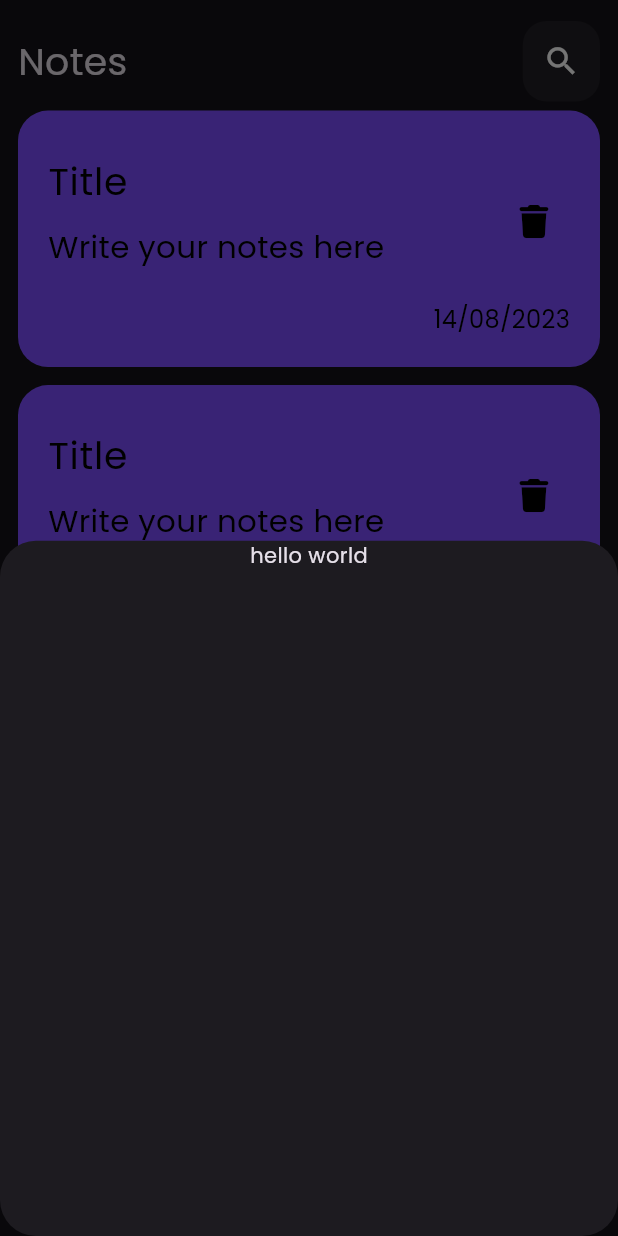
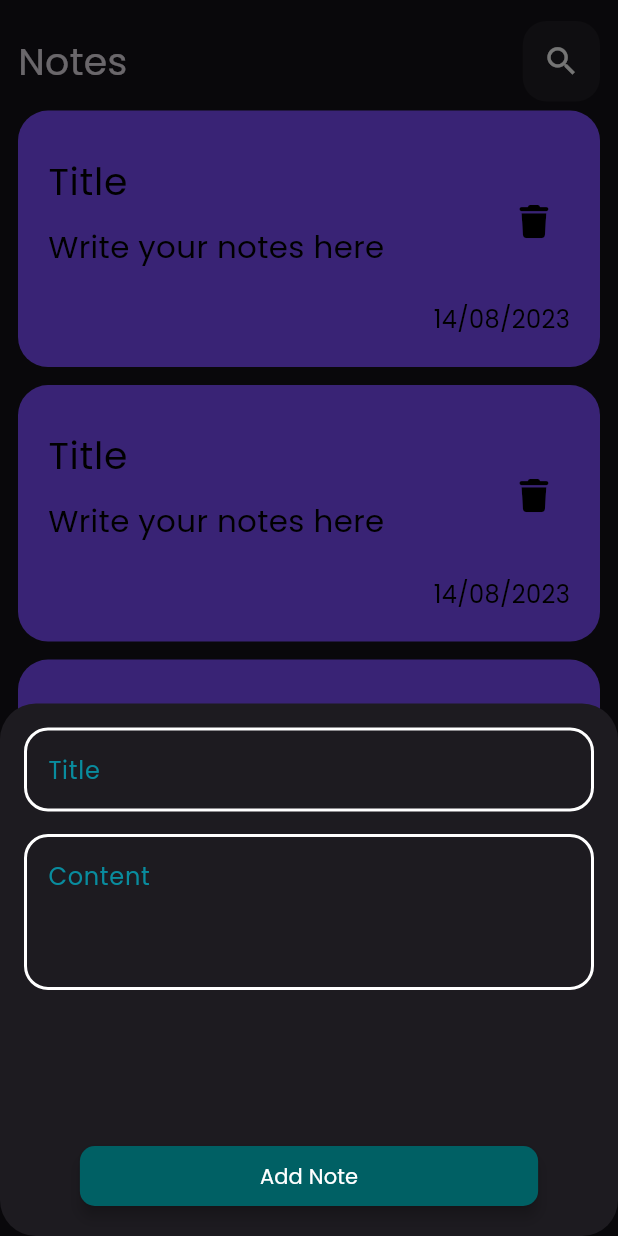
Before and after one commit to HusseinHafez/Notes-App, a Flutter app: the screen it shows after launch, after a tap on the "add" icon, on a phone screen of 412 x 824 dp. Run offline on Flutter 3.47's test engine with Material 2 defaults, Android fonts, the phone set to English and light mode, and no system bars; our stand-ins replace flutter_bloc, flutter_screenutil, font_awesome_flutter, get_it.

Commit message:
finish modal sheet

```diff
--- /dev/null
+++ b/lib/core/components/app_button.dart
@@ -0,0 +1,56 @@
+import 'package:flutter/material.dart';
+
+class AppButton extends StatelessWidget {
+  final String text;
+  final double? fontSize;
+  final double? elevation;
+  final double? horizontal;
+  final double? vertical;
+  final double? borderRadius;
+  final Color? textColor;
+  final Color? backgroundColor;
+  final Color? shadowColor;
+  final FontWeight? fontWeight;
+  final BorderSide? borderSide;
+  final VoidCallback onPressed;
+  const AppButton(
+      {super.key,
+      required this.text,
+      this.fontSize,
+      this.elevation = 4,
+      this.horizontal = 120,
+      this.vertical = 6,
+      this.borderRadius = 10,
+      this.textColor = Colors.white,
+      this.backgroundColor = Colors.cyan,
+      this.shadowColor,
+      this.fontWeight,
+      this.borderSide = BorderSide.none,
+      required this.onPressed});
+
+  @override
+  Widget build(BuildContext context) {
+    return ElevatedButton(
+      onPressed: onPressed,
+      style: ElevatedButton.styleFrom(
+        backgroundColor: backgroundColor,
+        elevation: elevation,
+        shadowColor: shadowColor,
+        shape: RoundedRectangleBorder(
+          borderRadius: BorderRadius.circular(borderRadius!),
+          side: borderSide!,
+        ),
+        padding:
+            EdgeInsets.symmetric(horizontal: horizontal!, vertical: vertical!),
+      ),
+      child: Text(
+        text,
+        style: TextStyle(
+          color: textColor,
+          fontSize: fontSize,
+          fontWeight: fontWeight,
+        ),
+      ),
+    );
+  }
+}
--- /dev/null
+++ b/lib/core/components/app_textfield.dart
@@ -0,0 +1,46 @@
+// ignore_for_file: public_member_api_docs, sort_constructors_first
+import 'package:flutter/material.dart';
+
+class AppTextField extends StatelessWidget {
+  final int? maxlines;
+  final String? hint;
+  final TextEditingController controller;
+  final Function(String)? onChanged;
+  const AppTextField({
+    Key? key,
+    this.maxlines,
+    this.hint,
+    required this.controller,
+    this.onChanged,
+  }) : super(key: key);
+
+  @override
+  Widget build(BuildContext context) {
+    return TextFormField(
+      maxLines: maxlines,
+      controller: controller,
+      onChanged: onChanged,
+      decoration: InputDecoration(
+        border: OutlineInputBorder(
+            borderRadius: BorderRadius.circular(16),
+            borderSide: const BorderSide(width: 2, color: Colors.white)),
+        enabledBorder: OutlineInputBorder(
+            borderRadius: BorderRadius.circular(16),
+            borderSide: const BorderSide(width: 2, color: Colors.white)),
+        focusedBorder: OutlineInputBorder(
+            borderRadius: BorderRadius.circular(16),
+            borderSide:
+                BorderSide(width: 2, color: Colors.cyan.withOpacity(.7))),
+        errorBorder: OutlineInputBorder(
+          borderRadius: BorderRadius.circular(16),
+          borderSide: const BorderSide(width: 2, color: Colors.red),
+        ),
+        hintText: hint,
+        hintStyle: TextStyle(
+          color: Colors.cyan.withOpacity(.7),
+          fontWeight: FontWeight.w500,
+        ),
+      ),
+    );
+  }
+}
--- /dev/null
+++ b/lib/core/utils/app_constants.dart
@@ -0,0 +1,8 @@
+import 'package:flutter/material.dart';
+import 'package:notes_app/providers/notes_controller/notes_cubit.dart';
+
+class AppConstants{
+
+  static double width=MediaQuery.of(NotesCubit.navigatorKey.currentContext!).size.width;
+  static double height=MediaQuery.of(NotesCubit.navigatorKey.currentContext!).size.height;
+}
--- /dev/null
+++ b/lib/core/utils/app_sevice_locator.dart
@@ -0,0 +1,12 @@
+
+import 'package:get_it/get_it.dart';
+import 'package:notes_app/modules/home_screen/controller/home_cubit.dart';
+import 'package:notes_app/providers/notes_controller/notes_cubit.dart';
+
+GetIt servicesLocator=GetIt.instance;
+
+Future<void> appServicesLocator()async{
+
+  servicesLocator.registerSingleton<NotesCubit>(NotesCubit());
+  servicesLocator.registerSingleton<HomeCubit>(HomeCubit());
+}
--- a/lib/main.dart
+++ b/lib/main.dart
@@ -1,5 +1,6 @@
 import 'package:flutter/material.dart';
 import 'package:flutter/services.dart';
+import 'package:notes_app/core/utils/app_sevice_locator.dart';
 import 'package:notes_app/notes_app.dart';
 
 void main() async{
@@ -10,5 +11,8 @@ void main() async{
     )
   );
   WidgetsFlutterBinding.ensureInitialized();
-  runApp(const NotesApp());
+  await appServicesLocator().then((value) {
+    runApp(const NotesApp());
+  });
+
 }
--- a/lib/modules/home_screen/controller/home_cubit.dart
+++ b/lib/modules/home_screen/controller/home_cubit.dart
@@ -1,7 +1,14 @@
-import 'package:bloc/bloc.dart';
+import 'package:flutter/material.dart';
+import 'package:flutter_bloc/flutter_bloc.dart';
+import 'package:notes_app/providers/notes_controller/notes_cubit.dart';
 
 part 'home_state.dart';
 
 class HomeCubit extends Cubit<HomeState> {
   HomeCubit() : super(HomeInitial());
+
+  static HomeCubit get()=>BlocProvider.of<HomeCubit>(NotesCubit.navigatorKey.currentContext!);
+  GlobalKey<FormState> formKey= GlobalKey<FormState>();
+  TextEditingController titleController=TextEditingController();
+  TextEditingController contentController=TextEditingController();
 }
--- a/lib/modules/home_screen/view/home_screen.dart
+++ b/lib/modules/home_screen/view/home_screen.dart
@@ -1,4 +1,6 @@
 import 'package:flutter/material.dart';
+import 'package:flutter_bloc/flutter_bloc.dart';
+import 'package:notes_app/modules/home_screen/controller/home_cubit.dart';
 import 'package:notes_app/modules/home_screen/view/widgets/add_note_modal_sheet.dart';
 import 'package:notes_app/modules/home_screen/view/widgets/notes_list_view.dart';
 import 'widgets/custom_appbar.dart';
@@ -8,6 +10,8 @@ class HomeScreen extends StatelessWidget {
 
   @override
   Widget build(BuildContext context) {
+    return BlocBuilder<HomeCubit, HomeState>(
+      builder: (context, state) {
         return SafeArea(
           child: Scaffold(
             floatingActionButton: FloatingActionButton(
@@ -15,12 +19,16 @@ class HomeScreen extends StatelessWidget {
               onPressed: () {
                 showModalBottomSheet(
                   shape: RoundedRectangleBorder(
-                borderRadius: BorderRadius.circular(24)
-              ),
-              context: context, builder:(context) => const AddNoteModalSheet(), );
+                      borderRadius: BorderRadius.circular(24)),
+                  context: context,
+                  builder: (context) => const AddNoteModalSheet(),
+                );
               },
               backgroundColor: Colors.white.withOpacity(.4),
-          child: const Icon(Icons.add,color: Colors.black,),
+              child: const Icon(
+                Icons.add,
+                color: Colors.black,
+              ),
             ),
             body: const Padding(
               padding: EdgeInsets.symmetric(horizontal: 12, vertical: 14),
@@ -30,5 +38,7 @@ class HomeScreen extends StatelessWidget {
             ),
           ),
         );
+      },
+    );
   }
 }
--- a/lib/modules/home_screen/view/widgets/add_note_modal_sheet.dart
+++ b/lib/modules/home_screen/view/widgets/add_note_modal_sheet.dart
@@ -1,17 +1,51 @@
 import 'package:flutter/material.dart';
+import 'package:flutter_bloc/flutter_bloc.dart';
+import 'package:notes_app/core/components/app_button.dart';
+import 'package:notes_app/core/components/app_textfield.dart';
+import 'package:notes_app/core/utils/app_constants.dart';
+import 'package:notes_app/modules/home_screen/controller/home_cubit.dart';
 
 class AddNoteModalSheet extends StatelessWidget {
   const AddNoteModalSheet({super.key});
 
   @override
   Widget build(BuildContext context) {
-    return  const SizedBox(
-      width: double.infinity,
-      child: Column(
-        children: [
-          Text('hello world')
-        ],
-      ),
+    return BlocBuilder<HomeCubit, HomeState>(
+      builder: (context, state) {
+        final controller = HomeCubit.get();
+        return SizedBox(
+          width: AppConstants.width,
+          child: Form(
+            child: SingleChildScrollView(
+              padding: const EdgeInsets.all(16),
+              child: Column(
+                children: [
+                  AppTextField(
+                    controller: controller.titleController,
+                    hint: "Title",
+                  ),
+                  const SizedBox(
+                    height: 15,
+                  ),
+                  AppTextField(
+                    controller: controller.contentController,
+                    maxlines: 3,
+                    hint: "Content",
+                  ),
+                  const SizedBox(
+                    height: 100,
+                  ),
+                  AppButton(
+                    text: 'Add Note',
+                    onPressed: () {},
+                    backgroundColor: Colors.cyan.shade900,
+                  ),
+                ],
+              ),
+            ),
+          ),
+        );
+      },
     );
   }
 }
--- a/lib/notes_app.dart
+++ b/lib/notes_app.dart
@@ -1,5 +1,7 @@
 import 'package:flutter/material.dart';
 import 'package:flutter_screenutil/flutter_screenutil.dart';
+import 'package:notes_app/core/utils/app_sevice_locator.dart';
+import 'package:notes_app/modules/home_screen/controller/home_cubit.dart';
 import 'package:notes_app/modules/home_screen/view/home_screen.dart';
 import 'package:notes_app/providers/notes_controller/notes_cubit.dart';
 import 'package:flutter_bloc/flutter_bloc.dart';
@@ -12,7 +14,10 @@ class NotesApp extends StatelessWidget {
     return  MultiBlocProvider(
       providers: [
         BlocProvider(
-          create: (context) => NotesCubit(),
+          create: (context) => servicesLocator<NotesCubit>(),
+        ),
+          BlocProvider(
+          create: (context) => servicesLocator<HomeCubit>(),
         )
       ],
       child: BlocBuilder<NotesCubit, NotesState>(
```
Lines whose indentation alone changed are shown as unchanged.
